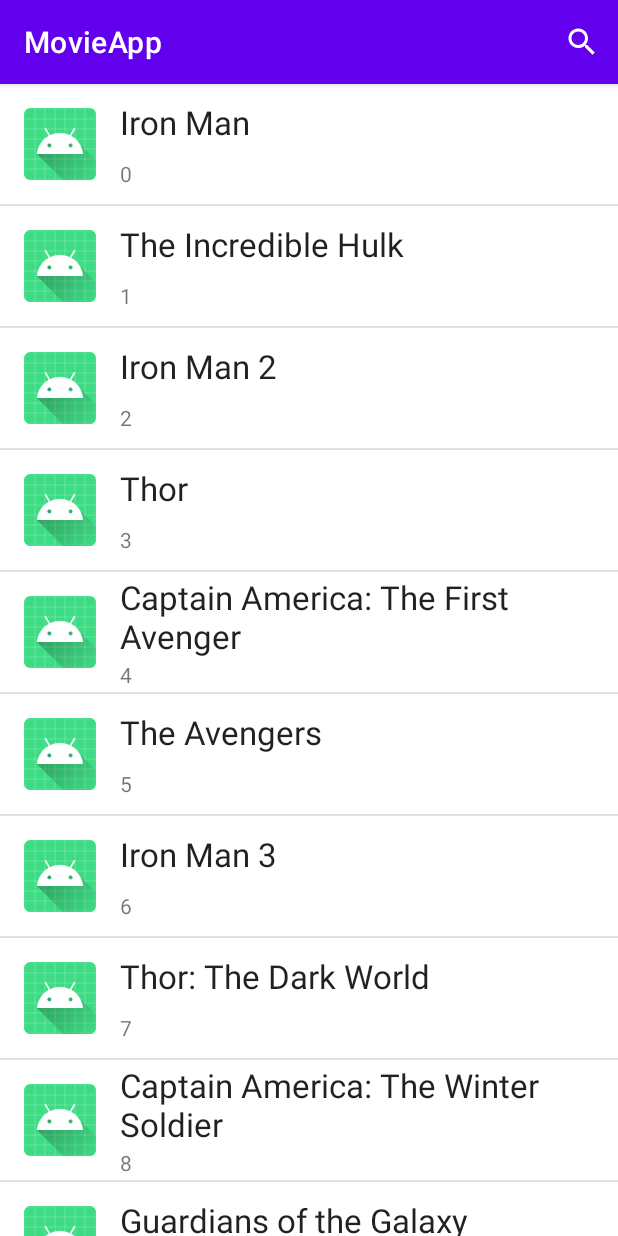
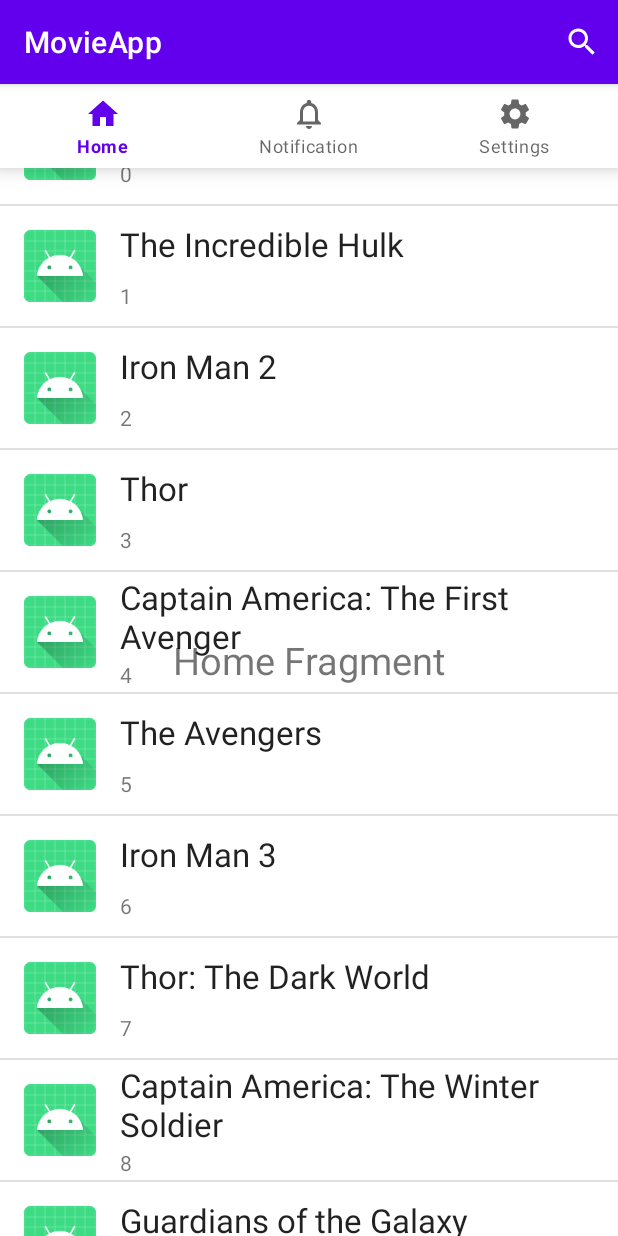
Before and after one commit to FlorescuMiruna/Android-Movie-App, an Android app: the screen it shows after launch (MainActivity), on a phone screen of 412 x 824 dp. Run offline under Robolectric (Android 15) with nearby library versions, the phone set to English and light mode, and no system bars.

Commit message:
Added menu

```diff
--- a/app/build.gradle
+++ b/app/build.gradle
@@ -32,6 +32,7 @@
     implementation 'androidx.appcompat:appcompat:1.4.1'
     implementation 'com.google.android.material:material:1.6.0'
     implementation 'androidx.constraintlayout:constraintlayout:2.1.3'
+    implementation 'androidx.legacy:legacy-support-v4:1.0.0'
     testImplementation 'junit:junit:4.13.2'
     androidTestImplementation 'androidx.test.ext:junit:1.1.3'
     androidTestImplementation 'androidx.test.espresso:espresso-core:3.4.0'
--- a/app/src/main/AndroidManifest.xml
+++ b/app/src/main/AndroidManifest.xml
@@ -18,6 +18,8 @@
                 <category android:name="android.intent.category.LAUNCHER" />
             </intent-filter>
         </activity>
+
+        <activity android:name=".SecondActivity"/>
     </application>
 
 </manifest>
--- /dev/null
+++ b/app/src/main/java/com/example/movieapp/HomeFragment.java
@@ -0,0 +1,31 @@
+package com.example.movieapp;
+
+import android.os.Bundle;
+
+import androidx.fragment.app.Fragment;
+
+import android.view.LayoutInflater;
+import android.view.View;
+import android.view.ViewGroup;
+
+
+public class HomeFragment extends Fragment {
+
+
+
+//    @Override
+//    public void onCreate(Bundle savedInstanceState) {
+//        super.onCreate(savedInstanceState);
+//        if (getArguments() != null) {
+//            mParam1 = getArguments().getString(ARG_PARAM1);
+//            mParam2 = getArguments().getString(ARG_PARAM2);
+//        }
+//    }
+
+    @Override
+    public View onCreateView(LayoutInflater inflater, ViewGroup container,
+                             Bundle savedInstanceState) {
+        // Inflate the layout for this fragment
+        return inflater.inflate(R.layout.fragment_home, container, false);
+    }
+}
--- a/app/src/main/java/com/example/movieapp/MainActivity.java
+++ b/app/src/main/java/com/example/movieapp/MainActivity.java
@@ -10,6 +10,9 @@
 import android.view.Menu;
 import android.view.MenuItem;
 
+import com.google.android.material.bottomnavigation.BottomNavigationView;
+import com.google.android.material.navigation.NavigationBarView;
+
 import java.util.ArrayList;
 import java.util.List;
 
@@ -18,8 +21,15 @@
 
     RecyclerView recyclerView;
     RecyclerAdapter recyclerAdapter;
+    BottomNavigationView bottomNavigationView;
 
     List<String> moviesList;
+
+    HomeFragment homeFragment = new HomeFragment();
+    SettingsFragment settingsFragment = new SettingsFragment();
+    NotificationFragment notificationFragment = new NotificationFragment();
+
+
 
     @Override
     protected void onCreate(Bundle savedInstanceState) {
@@ -58,7 +68,35 @@
 
         DividerItemDecoration dividerItemDecoration = new DividerItemDecoration(this, DividerItemDecoration.VERTICAL);
         recyclerView.addItemDecoration(dividerItemDecoration);
+
+        bottomNavigationView  = findViewById(R.id.bottom_navigation);
+
+        getSupportFragmentManager().beginTransaction().replace(R.id.container,homeFragment).commit();
+
+//        BadgeDrawable badgeDrawable = bottomNavigationView.getOrCreateBadge(R.id.notification);
+//        badgeDrawable.setVisible(true);
+//        badgeDrawable.setNumber(8);
+
+        bottomNavigationView.setOnItemSelectedListener(new NavigationBarView.OnItemSelectedListener() {
+            @Override
+            public boolean onNavigationItemSelected(MenuItem item) {
+                switch (item.getItemId()){
+                    case R.id.home:
+                        getSupportFragmentManager().beginTransaction().replace(R.id.container,homeFragment).commit();
+                        return true;
+                    case R.id.notification:
+                        getSupportFragmentManager().beginTransaction().replace(R.id.container,notificationFragment).commit();
+                        return true;
+                    case R.id.settings:
+                        getSupportFragmentManager().beginTransaction().replace(R.id.container,settingsFragment).commit();
+                        return true;
+                }
+
+                return false;
+            }
+        });
     }
+
 
     @Override
     public boolean onCreateOptionsMenu(Menu menu) {
--- /dev/null
+++ b/app/src/main/java/com/example/movieapp/NotificationFragment.java
@@ -0,0 +1,31 @@
+package com.example.movieapp;
+
+import android.os.Bundle;
+
+import androidx.fragment.app.Fragment;
+
+import android.view.LayoutInflater;
+import android.view.View;
+import android.view.ViewGroup;
+
+
+public class NotificationFragment extends Fragment {
+
+
+//
+//    @Override
+//    public void onCreate(Bundle savedInstanceState) {
+//        super.onCreate(savedInstanceState);
+//        if (getArguments() != null) {
+//            mParam1 = getArguments().getString(ARG_PARAM1);
+//            mParam2 = getArguments().getString(ARG_PARAM2);
+//        }
+//    }
+
+    @Override
+    public View onCreateView(LayoutInflater inflater, ViewGroup container,
+                             Bundle savedInstanceState) {
+        // Inflate the layout for this fragment
+        return inflater.inflate(R.layout.fragment_notification, container, false);
+    }
+}
--- /dev/null
+++ b/app/src/main/java/com/example/movieapp/SettingsFragment.java
@@ -0,0 +1,30 @@
+package com.example.movieapp;
+
+import android.os.Bundle;
+
+import androidx.fragment.app.Fragment;
+
+import android.view.LayoutInflater;
+import android.view.View;
+import android.view.ViewGroup;
+
+
+public class SettingsFragment extends Fragment {
+
+
+//    @Override
+//    public void onCreate(Bundle savedInstanceState) {
+//        super.onCreate(savedInstanceState);
+//        if (getArguments() != null) {
+//            mParam1 = getArguments().getString(ARG_PARAM1);
+//            mParam2 = getArguments().getString(ARG_PARAM2);
+//        }
+//    }
+
+    @Override
+    public View onCreateView(LayoutInflater inflater, ViewGroup container,
+                             Bundle savedInstanceState) {
+        // Inflate the layout for this fragment
+        return inflater.inflate(R.layout.fragment_settings, container, false);
+    }
+}
--- /dev/null
+++ b/app/src/main/res/drawable/ic_baseline_home_24.xml
@@ -0,0 +1,10 @@
+<vector xmlns:android="http://schemas.android.com/apk/res/android"
+    android:width="24dp"
+    android:height="24dp"
+    android:viewportWidth="24"
+    android:viewportHeight="24"
+    android:tint="?attr/colorControlNormal">
+  <path
+      android:fillColor="@android:color/white"
+      android:pathData="M10,20v-6h4v6h5v-8h3L12,3 2,12h3v8z"/>
+</vector>
--- /dev/null
+++ b/app/src/main/res/drawable/ic_baseline_notifications_none_24.xml
@@ -0,0 +1,10 @@
+<vector xmlns:android="http://schemas.android.com/apk/res/android"
+    android:width="24dp"
+    android:height="24dp"
+    android:viewportWidth="24"
+    android:viewportHeight="24"
+    android:tint="?attr/colorControlNormal">
+  <path
+      android:fillColor="@android:color/white"
+      android:pathData="M12,22c1.1,0 2,-0.9 2,-2h-4c0,1.1 0.9,2 2,2zM18,16v-5c0,-3.07 -1.63,-5.64 -4.5,-6.32L13.5,4c0,-0.83 -0.67,-1.5 -1.5,-1.5s-1.5,0.67 -1.5,1.5v0.68C7.64,5.36 6,7.92 6,11v5l-2,2v1h16v-1l-2,-2zM16,17L8,17v-6c0,-2.48 1.51,-4.5 4,-4.5s4,2.02 4,4.5v6z"/>
+</vector>
--- /dev/null
+++ b/app/src/main/res/drawable/ic_baseline_settings_24.xml
@@ -0,0 +1,10 @@
+<vector xmlns:android="http://schemas.android.com/apk/res/android"
+    android:width="24dp"
+    android:height="24dp"
+    android:viewportWidth="24"
+    android:viewportHeight="24"
+    android:tint="?attr/colorControlNormal">
+  <path
+      android:fillColor="@android:color/white"
+      android:pathData="M19.14,12.94c0.04,-0.3 0.06,-0.61 0.06,-0.94c0,-0.32 -0.02,-0.64 -0.07,-0.94l2.03,-1.58c0.18,-0.14 0.23,-0.41 0.12,-0.61l-1.92,-3.32c-0.12,-0.22 -0.37,-0.29 -0.59,-0.22l-2.39,0.96c-0.5,-0.38 -1.03,-0.7 -1.62,-0.94L14.4,2.81c-0.04,-0.24 -0.24,-0.41 -0.48,-0.41h-3.84c-0.24,0 -0.43,0.17 -0.47,0.41L9.25,5.35C8.66,5.59 8.12,5.92 7.63,6.29L5.24,5.33c-0.22,-0.08 -0.47,0 -0.59,0.22L2.74,8.87C2.62,9.08 2.66,9.34 2.86,9.48l2.03,1.58C4.84,11.36 4.8,11.69 4.8,12s0.02,0.64 0.07,0.94l-2.03,1.58c-0.18,0.14 -0.23,0.41 -0.12,0.61l1.92,3.32c0.12,0.22 0.37,0.29 0.59,0.22l2.39,-0.96c0.5,0.38 1.03,0.7 1.62,0.94l0.36,2.54c0.05,0.24 0.24,0.41 0.48,0.41h3.84c0.24,0 0.44,-0.17 0.47,-0.41l0.36,-2.54c0.59,-0.24 1.13,-0.56 1.62,-0.94l2.39,0.96c0.22,0.08 0.47,0 0.59,-0.22l1.92,-3.32c0.12,-0.22 0.07,-0.47 -0.12,-0.61L19.14,12.94zM12,15.6c-1.98,0 -3.6,-1.62 -3.6,-3.6s1.62,-3.6 3.6,-3.6s3.6,1.62 3.6,3.6S13.98,15.6 12,15.6z"/>
+</vector>
--- a/app/src/main/res/layout/activity_main.xml
+++ b/app/src/main/res/layout/activity_main.xml
@@ -16,4 +16,18 @@
         app:layout_constraintTop_toTopOf="parent"
         app:layoutManager="androidx.recyclerview.widget.LinearLayoutManager"
         />
+
+    <FrameLayout
+        android:layout_width="match_parent"
+        android:layout_height="match_parent"
+        android:id="@+id/container"
+        android:layout_above="@id/bottom_navigation"/>
+
+    <com.google.android.material.bottomnavigation.BottomNavigationView
+        android:layout_width="match_parent"
+        android:layout_height="wrap_content"
+        android:id="@+id/bottom_navigation"
+        android:layout_alignParentBottom="true"
+        app:menu="@menu/bottom_nav_menu"
+        tools:ignore="MissingConstraints" />
 </androidx.constraintlayout.widget.ConstraintLayout>
--- /dev/null
+++ b/app/src/main/res/layout/fragment_home.xml
@@ -0,0 +1,16 @@
+<?xml version="1.0" encoding="utf-8"?>
+<RelativeLayout xmlns:android="http://schemas.android.com/apk/res/android"
+    xmlns:tools="http://schemas.android.com/tools"
+    android:layout_width="match_parent"
+    android:layout_height="match_parent"
+    tools:context=".HomeFragment">
+
+    <TextView
+        android:layout_width="wrap_content"
+        android:layout_height="wrap_content"
+        android:text="Home Fragment"
+        android:textSize="25dp"
+        android:layout_centerInParent="true"/>
+
+
+</RelativeLayout>
--- /dev/null
+++ b/app/src/main/res/menu/bottom_nav_menu.xml
@@ -0,0 +1,13 @@
+<?xml version="1.0" encoding="utf-8"?>
+<menu xmlns:android="http://schemas.android.com/apk/res/android">
+
+    <item android:id="@+id/home"
+        android:title="Home"
+        android:icon="@drawable/ic_baseline_home_24"/>
+    <item android:id="@+id/notification"
+        android:title="Notification"
+        android:icon="@drawable/ic_baseline_notifications_none_24"/>
+    <item android:id="@+id/settings"
+        android:title="Settings"
+        android:icon="@drawable/ic_baseline_settings_24"/>
+</menu>
--- a/app/src/main/res/values/strings.xml
+++ b/app/src/main/res/values/strings.xml
@@ -1,3 +1,6 @@
 <resources>
     <string name="app_name">MovieApp</string>
+    <!-- TODO: Remove or change this placeholder text -->
+    <string name="hello_blank_fragment">Hello blank fragment</string>
+    <string name="hello">Hello,</string>
 </resources>
```
Also changed, not shown: app/src/main/java/com/example/movieapp/SecondActivity.java (added, +26 -0 lines), app/src/main/res/layout/activity_second.xml (added, +18 -0 lines), app/src/main/res/layout/fragment_notification.xml (added, +16 -0 lines), app/src/main/res/layout/fragment_settings.xml (added, +16 -0 lines).
